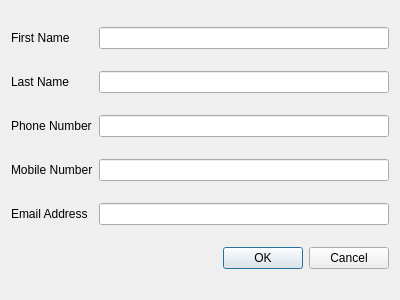
This is xivoclient/src/xlets/people/contact_dialog_widget.ui in wazo-platform/wazo-client-qt as Qt 5 draws it before an edit. The edited form follows.
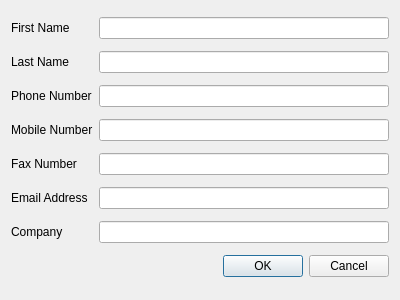
This is the edited form.

Commit message: add fields fax and company when create personal contact

Diff of the .ui file:
```diff
--- a/xivoclient/src/xlets/people/contact_dialog_widget.ui
+++ b/xivoclient/src/xlets/people/contact_dialog_widget.ui
@@ -22,10 +22,12 @@
    </stringlist>
   </property>
   <layout class="QGridLayout" name="gridLayout">
-   <item row="4" column="0">
-    <widget class="QLabel" name="email_label">
-     <property name="text">
-      <string>Email Address</string>
+   <item row="3" column="2">
+    <widget class="QLineEdit" name="mobile_number_input">
+     <property name="qss_tags" stdset="0">
+      <stringlist>
+       <string>styled</string>
+      </stringlist>
      </property>
     </widget>
    </item>
@@ -52,15 +54,6 @@
      </property>
     </widget>
    </item>
-   <item row="4" column="2">
-    <widget class="QLineEdit" name="email_input">
-     <property name="qss_tags" stdset="0">
-      <stringlist>
-       <string>styled</string>
-      </stringlist>
-     </property>
-    </widget>
-   </item>
    <item row="1" column="2">
     <widget class="QLineEdit" name="lastname_input">
      <property name="qss_tags" stdset="0">
@@ -93,7 +86,7 @@
      </property>
     </widget>
    </item>
-   <item row="6" column="2">
+   <item row="7" column="2">
     <widget class="QDialogButtonBox" name="confirm_button_box">
      <property name="standardButtons">
       <set>QDialogButtonBox::Cancel|QDialogButtonBox::Ok</set>
@@ -106,8 +99,38 @@
      </property>
     </widget>
    </item>
-   <item row="3" column="2">
-    <widget class="QLineEdit" name="mobile_number_input">
+   <item row="6" column="0">
+    <widget class="QLabel" name="company_label">
+     <property name="text">
+      <string>Company</string>
+     </property>
+    </widget>
+   </item>
+   <item row="6" column="2">
+    <widget class="QLineEdit" name="company_input">
+     <property name="qss_tags" stdset="0">
+      <stringlist notr="true">
+       <string>styled</string>
+      </stringlist>
+     </property>
+    </widget>
+   </item>
+   <item row="4" column="0">
+    <widget class="QLabel" name="fax_number_label">
+     <property name="text">
+      <string>Fax Number</string>
+     </property>
+    </widget>
+   </item>
+   <item row="5" column="0">
+    <widget class="QLabel" name="email_label">
+     <property name="text">
+      <string>Email Address</string>
+     </property>
+    </widget>
+   </item>
+   <item row="5" column="2">
+    <widget class="QLineEdit" name="email_input">
      <property name="qss_tags" stdset="0">
       <stringlist>
        <string>styled</string>
@@ -115,6 +138,15 @@
      </property>
     </widget>
    </item>
+   <item row="4" column="2">
+    <widget class="QLineEdit" name="fax_number_input">
+     <property name="qss_tags" stdset="0">
+      <stringlist notr="true">
+       <string>styled</string>
+      </stringlist>
+     </property>
+    </widget>
+   </item>
   </layout>
  </widget>
  <tabstops>
```
Left out of the diff: 2 changed lines with no effect on the pictures. The commit also changes 1 other file.
